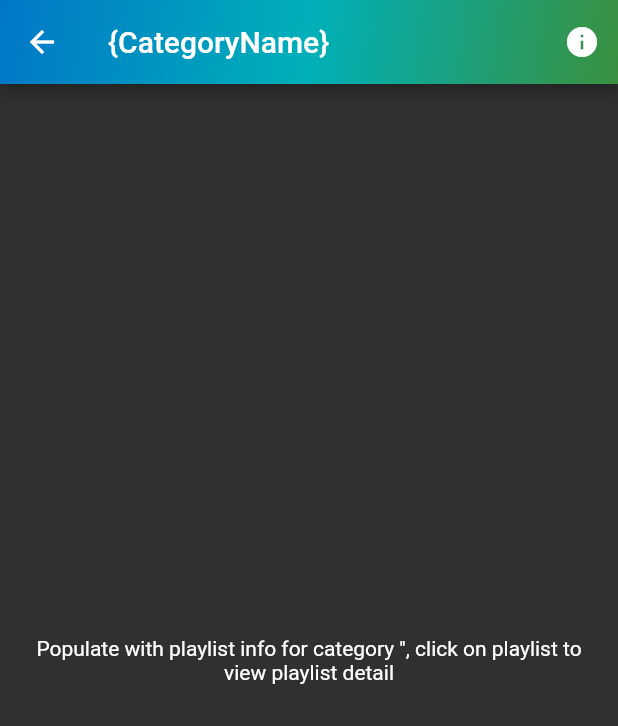
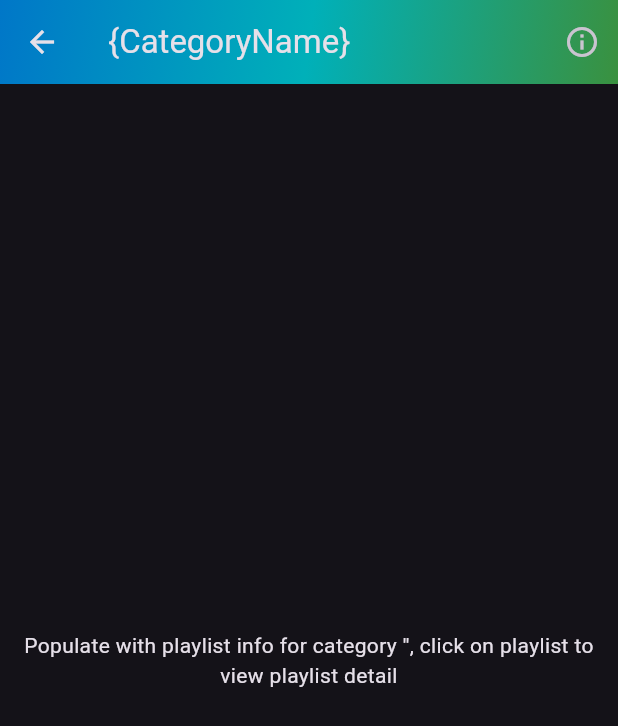
Before and after one commit to thato-codes-4-fun/palota_flutter_spotify_africa_assessment, a Flutter app: the SpotifyCategory screen opened directly with empty values, on a phone screen of 412 x 824 dp. Shown: the top 726 px of the screen. Run offline on Flutter 3.47's test engine with Material 2 defaults, Android fonts, the phone set to English and light mode, and no system bars; our stand-ins replace package_info_plus, rive.

Commit message:
chore: update to match design

```diff
--- a/lib/features/spotify/presentation/pages/spotify_category.dart
+++ b/lib/features/spotify/presentation/pages/spotify_category.dart
@@ -19,7 +19,7 @@ class SpotifyCategory extends StatelessWidget {
         title: const Text("{CategoryName}"),
         actions: [
           IconButton(
-            icon: const Icon(Icons.info),
+            icon: const Icon(Icons.info_outline),
             onPressed: () => Navigator.of(context).pushNamed(AppRoutes.about),
           ),
         ],
--- a/lib/main.dart
+++ b/lib/main.dart
@@ -13,7 +13,7 @@ class PalotaAssessmentApp extends StatelessWidget {
   Widget build(BuildContext context) {
     return MaterialApp(
       title: 'Palota Spotify Africa Assessment',
-      theme: ThemeData.dark(),
+      theme: ThemeData.dark(useMaterial3: true),
       initialRoute: AppRoutes.startUp,
       onGenerateRoute: AppRoutes.onGenerateRoute,
     );
```
